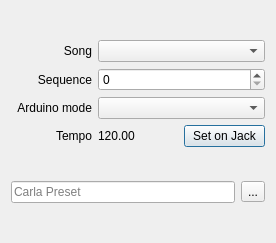
Before: the Qt Designer form src/ui/raymentat.ui in Houston4444/PicotLiveSetup, drawn with Qt 5.
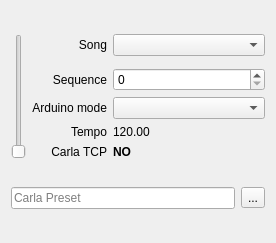
After: the same form once the commit is applied. Icons and pictures are not drawn.

What changed in the file:
```diff
--- a/src/ui/raymentat.ui
+++ b/src/ui/raymentat.ui
@@ -33,17 +33,7 @@
    </item>
    <item>
     <layout class="QGridLayout" name="gridLayout">
-     <item row="4" column="0">
-      <widget class="QLabel" name="label_2">
-       <property name="text">
-        <string>Tempo</string>
-       </property>
-       <property name="alignment">
-        <set>Qt::AlignRight|Qt::AlignTrailing|Qt::AlignVCenter</set>
-       </property>
-      </widget>
-     </item>
-     <item row="0" column="0">
+     <item row="0" column="1">
       <widget class="QLabel" name="label">
        <property name="sizePolicy">
         <sizepolicy hsizetype="Preferred" vsizetype="Preferred">
@@ -59,30 +49,17 @@
        </property>
       </widget>
      </item>
-     <item row="2" column="0">
-      <widget class="QLabel" name="label_4">
+     <item row="0" column="2" colspan="2">
+      <widget class="QComboBox" name="comboBoxCurrentSong">
        <property name="sizePolicy">
-        <sizepolicy hsizetype="Preferred" vsizetype="Preferred">
+        <sizepolicy hsizetype="MinimumExpanding" vsizetype="Fixed">
          <horstretch>0</horstretch>
          <verstretch>0</verstretch>
         </sizepolicy>
        </property>
-       <property name="text">
-        <string>Sequence</string>
-       </property>
-       <property name="alignment">
-        <set>Qt::AlignRight|Qt::AlignTrailing|Qt::AlignVCenter</set>
-       </property>
       </widget>
      </item>
-     <item row="4" column="1">
-      <widget class="QLabel" name="labelCurrentTempo">
-       <property name="text">
-        <string>120.00</string>
-       </property>
-      </widget>
-     </item>
-     <item row="3" column="0">
+     <item row="3" column="1">
       <widget class="QLabel" name="label_3">
        <property name="sizePolicy">
         <sizepolicy hsizetype="Preferred" vsizetype="Preferred">
@@ -98,14 +75,7 @@
        </property>
       </widget>
      </item>
-     <item row="4" column="2">
-      <widget class="QPushButton" name="pushButtonSetOnJack">
-       <property name="text">
-        <string>Set on Jack</string>
-       </property>
-      </widget>
-     </item>
-     <item row="3" column="1" colspan="2">
+     <item row="3" column="2" colspan="2">
       <widget class="QComboBox" name="comboBoxArduinoMode">
        <property name="sizePolicy">
         <sizepolicy hsizetype="MinimumExpanding" vsizetype="Fixed">
@@ -115,7 +85,40 @@
        </property>
       </widget>
      </item>
-     <item row="2" column="1" colspan="2">
+     <item row="5" column="1">
+      <widget class="QLabel" name="label_5">
+       <property name="text">
+        <string>Carla TCP</string>
+       </property>
+       <property name="alignment">
+        <set>Qt::AlignRight|Qt::AlignTrailing|Qt::AlignVCenter</set>
+       </property>
+      </widget>
+     </item>
+     <item row="4" column="2">
+      <widget class="QLabel" name="labelCurrentTempo">
+       <property name="text">
+        <string>120.00</string>
+       </property>
+      </widget>
+     </item>
+     <item row="2" column="1">
+      <widget class="QLabel" name="label_4">
+       <property name="sizePolicy">
+        <sizepolicy hsizetype="Preferred" vsizetype="Preferred">
+         <horstretch>0</horstretch>
+         <verstretch>0</verstretch>
+        </sizepolicy>
+       </property>
+       <property name="text">
+        <string>Sequence</string>
+       </property>
+       <property name="alignment">
+        <set>Qt::AlignRight|Qt::AlignTrailing|Qt::AlignVCenter</set>
+       </property>
+      </widget>
+     </item>
+     <item row="2" column="2" colspan="2">
       <widget class="QSpinBox" name="spinBox">
        <property name="sizePolicy">
         <sizepolicy hsizetype="MinimumExpanding" vsizetype="Fixed">
@@ -125,13 +128,36 @@
        </property>
       </widget>
      </item>
-     <item row="0" column="1" colspan="2">
-      <widget class="QComboBox" name="comboBoxCurrentSong">
-       <property name="sizePolicy">
-        <sizepolicy hsizetype="MinimumExpanding" vsizetype="Fixed">
-         <horstretch>0</horstretch>
-         <verstretch>0</verstretch>
-        </sizepolicy>
+     <item row="4" column="1">
+      <widget class="QLabel" name="label_2">
+       <property name="text">
+        <string>Tempo</string>
+       </property>
+       <property name="alignment">
+        <set>Qt::AlignRight|Qt::AlignTrailing|Qt::AlignVCenter</set>
+       </property>
+      </widget>
+     </item>
+     <item row="5" column="2">
+      <widget class="QLabel" name="labelCarlaTcpState">
+       <property name="styleSheet">
+        <string notr="true">QLabel{font-weight:800}</string>
+       </property>
+       <property name="text">
+        <string>NO</string>
+       </property>
+       <property name="alignment">
+        <set>Qt::AlignLeading|Qt::AlignLeft|Qt::AlignVCenter</set>
+       </property>
+      </widget>
+     </item>
+     <item row="0" column="0" rowspan="6">
+      <widget class="QSlider" name="verticalSlider">
+       <property name="maximum">
+        <number>127</number>
+       </property>
+       <property name="orientation">
+        <enum>Qt::Vertical</enum>
        </property>
       </widget>
      </item>
```
